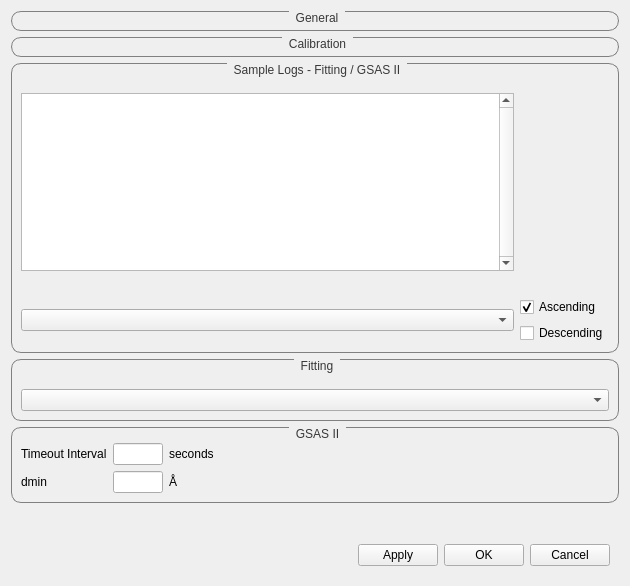
The window that qt/python/mantidqtinterfaces/mantidqtinterfaces/Engineering/gui/engineering_diffraction/settings/settings_widget.ui (mantidproject/mantid) describes before a commit, drawn with Qt 5.
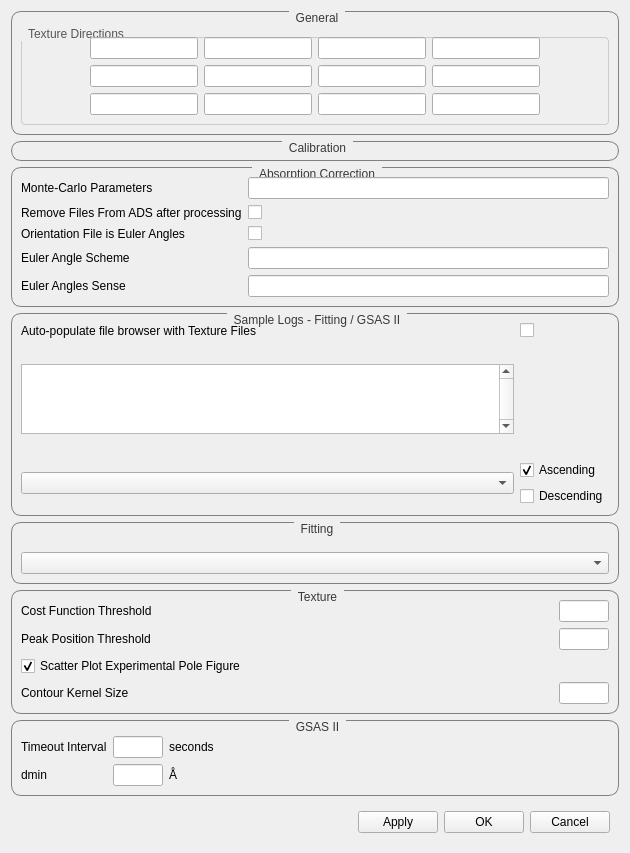
The same window after the commit. Custom widgets are drawn as their Qt base class.

Commit message:
Texture analysis GUI (#39922)
Adds the UI for doing texture analysis, primarily additional tabs in the
Engineering Diffraction Interface. Also provide documentation and tool
tips on using the new tabs

Part of ISPF project

```diff
--- a/qt/python/mantidqtinterfaces/mantidqtinterfaces/Engineering/gui/engineering_diffraction/settings/settings_widget.ui
+++ b/qt/python/mantidqtinterfaces/mantidqtinterfaces/Engineering/gui/engineering_diffraction/settings/settings_widget.ui
@@ -33,10 +33,253 @@
      <property name="title">
       <string>General</string>
      </property>
-     <layout class="QGridLayout" name="gridLayout">
-      <item row="0" column="0">
+     <layout class="QVBoxLayout" name="generalVBox">
+      <item>
        <widget class="FileFinderWidget" name="finder_save" native="true"/>
       </item>
+      <item>
+    <widget class="QGroupBox" name="groupBox_textureVectors">
+     <property name="title">
+      <string>Texture Directions</string>
+     </property>
+ <property name="styleSheet">
+  <string notr="true">
+   QGroupBox {
+    border: 1px solid #ccc;
+    border-radius: 4px;
+    margin-top: 10px;
+   }
+   QGroupBox::title {
+    subcontrol-origin: margin;
+    subcontrol-position: top left;
+    padding: 0 5px;
+    font-weight: normal;
+    color: #555;
+   }
+  </string>
+ </property>
+     <layout class="QGridLayout">
+      <item row="0" column="0">
+   <spacer name="spacer_left">
+    <property name="orientation">
+     <enum>Qt::Horizontal</enum>
+    </property>
+    <property name="sizeHint" stdset="0">
+     <size>
+      <width>40</width>
+      <height>20</height>
+     </size>
+    </property>
+   </spacer>
+  </item>
+         <item row="0" column="1">
+       <widget class="QLineEdit" name="lineedit_RD">
+               <property name="text">
+           <string/>
+          </property>
+        <property name="maximumWidth">
+      <number>30</number>
+    </property>
+    <property name="sizePolicy">
+      <sizepolicy hsizetype="Fixed" vsizetype="Preferred">
+        <horstretch>0</horstretch>
+        <verstretch>0</verstretch>
+      </sizepolicy>
+    </property>
+         </widget>
+      </item>
+      <item row="0" column="2">
+       <widget class="QLineEdit" name="lineedit_RD0">
+               <property name="text">
+           <string/>
+          </property>
+        <property name="maximumWidth">
+      <number>30</number>
+    </property>
+    <property name="sizePolicy">
+      <sizepolicy hsizetype="Fixed" vsizetype="Preferred">
+        <horstretch>0</horstretch>
+        <verstretch>0</verstretch>
+      </sizepolicy>
+    </property>
+         </widget>
+      </item>
+      <item row="0" column="3">
+       <widget class="QLineEdit" name="lineedit_RD1">
+               <property name="text">
+           <string/>
+          </property>
+        <property name="maximumWidth">
+      <number>30</number>
+    </property>
+    <property name="sizePolicy">
+      <sizepolicy hsizetype="Fixed" vsizetype="Preferred">
+        <horstretch>0</horstretch>
+        <verstretch>0</verstretch>
+      </sizepolicy>
+    </property>
+         </widget>
+      </item>
+      <item row="0" column="4">
+       <widget class="QLineEdit" name="lineedit_RD2">
+               <property name="text">
+           <string/>
+          </property>
+        <property name="maximumWidth">
+      <number>30</number>
+    </property>
+    <property name="sizePolicy">
+      <sizepolicy hsizetype="Fixed" vsizetype="Preferred">
+        <horstretch>0</horstretch>
+        <verstretch>0</verstretch>
+      </sizepolicy>
+    </property>
+         </widget>
+      </item>
+         <item row="1" column="1">
+       <widget class="QLineEdit" name="lineedit_ND">
+               <property name="text">
+           <string/>
+          </property>
+        <property name="maximumWidth">
+      <number>30</number>
+    </property>
+    <property name="sizePolicy">
+      <sizepolicy hsizetype="Fixed" vsizetype="Preferred">
+        <horstretch>0</horstretch>
+        <verstretch>0</verstretch>
+      </sizepolicy>
+    </property>
+         </widget>
+      </item>
+      <item row="1" column="2">
+       <widget class="QLineEdit" name="lineedit_ND0">
+               <property name="text">
+           <string/>
+          </property>
+        <property name="maximumWidth">
+      <number>30</number>
+    </property>
+    <property name="sizePolicy">
+      <sizepolicy hsizetype="Fixed" vsizetype="Preferred">
+        <horstretch>0</horstretch>
+        <verstretch>0</verstretch>
+      </sizepolicy>
+    </property>
+         </widget>
+      </item>
+      <item row="1" column="3">
+       <widget class="QLineEdit" name="lineedit_ND1">
+               <property name="text">
+           <string/>
+          </property>
+        <property name="maximumWidth">
+      <number>30</number>
+    </property>
+    <property name="sizePolicy">
+      <sizepolicy hsizetype="Fixed" vsizetype="Preferred">
+        <horstretch>0</horstretch>
+        <verstretch>0</verstretch>
+      </sizepolicy>
+    </property>
+         </widget>
+      </item>
+      <item row="1" column="4">
+       <widget class="QLineEdit" name="lineedit_ND2">
+               <property name="text">
+           <string/>
+          </property>
+        <property name="maximumWidth">
+      <number>30</number>
+    </property>
+    <property name="sizePolicy">
+      <sizepolicy hsizetype="Fixed" vsizetype="Preferred">
+        <horstretch>0</horstretch>
+        <verstretch>0</verstretch>
+      </sizepolicy>
+    </property>
+         </widget>
+      </item>
+      <item row="2" column="1">
+       <widget class="QLineEdit" name="lineedit_TD">
+               <property name="text">
+           <string/>
+          </property>
+        <property name="maximumWidth">
+      <number>30</number>
+    </property>
+    <property name="sizePolicy">
+      <sizepolicy hsizetype="Fixed" vsizetype="Preferred">
+        <horstretch>0</horstretch>
+        <verstretch>0</verstretch>
+      </sizepolicy>
+    </property>
+         </widget>
+      </item>
+      <item row="2" column="2">
+       <widget class="QLineEdit" name="lineedit_TD0">
+               <property name="text">
+           <string/>
+          </property>
+        <property name="maximumWidth">
+      <number>30</number>
+    </property>
+    <property name="sizePolicy">
+      <sizepolicy hsizetype="Fixed" vsizetype="Preferred">
+        <horstretch>0</horstretch>
+        <verstretch>0</verstretch>
+      </sizepolicy>
+    </property>
+         </widget>
+      </item>
+      <item row="2" column="3">
+       <widget class="QLineEdit" name="lineedit_TD1">
+               <property name="text">
+           <string/>
+          </property>
+        <property name="maximumWidth">
+      <number>30</number>
+    </property>
+    <property name="sizePolicy">
+      <sizepolicy hsizetype="Fixed" vsizetype="Preferred">
+        <horstretch>0</horstretch>
+        <verstretch>0</verstretch>
+      </sizepolicy>
+    </property>
+         </widget>
+      </item>
+      <item row="2" column="4">
+       <widget class="QLineEdit" name="lineedit_TD2">
+               <property name="text">
+           <string/>
+          </property>
+        <property name="maximumWidth">
+      <number>30</number>
+    </property>
+    <property name="sizePolicy">
+      <sizepolicy hsizetype="Fixed" vsizetype="Preferred">
+        <horstretch>0</horstretch>
+        <verstretch>0</verstretch>
+      </sizepolicy>
+    </property>
+         </widget>
+      </item>
+      <item row="2" column="5">
+   <spacer name="spacer_left">
+    <property name="orientation">
+     <enum>Qt::Horizontal</enum>
+    </property>
+    <property name="sizeHint" stdset="0">
+     <size>
+      <width>40</width>
+      <height>20</height>
+     </size>
+    </property>
+   </spacer>
+  </item>
+     </layout>
+    </widget>
+   </item>
      </layout>
     </widget>
    </item>
@@ -52,29 +295,118 @@
      </layout>
     </widget>
    </item>
+   <item>
+    <widget class="QGroupBox" name="group_calib">
+     <property name="title">
+      <string>Absorption Correction</string>
+     </property>
+     <layout class="QGridLayout" name="gridLayout_2">
+      <item row="1" column="2">
+         <widget class="QLineEdit" name="monte_carlo_lineedit">
+          <property name="text">
+           <string/>
+          </property>
+         </widget>
+        </item>
+        <item row="1" column="1">
+         <widget class="QLabel" name="label_10">
+          <property name="text">
+           <string>Monte-Carlo Parameters</string>
+          </property>
+         </widget>
+        </item>
+      <item row="2" column="2">
+         <widget class="QCheckBox" name="abs_corr_checkBox">
+          <property name="text">
+           <string/>
+          </property>
+         </widget>
+        </item>
+        <item row="2" column="1">
+         <widget class="QLabel" name="label_10">
+          <property name="text">
+           <string>Remove Files From ADS after processing</string>
+          </property>
+         </widget>
+        </item>
+         <item row="3" column="2">
+         <widget class="QCheckBox" name="eulerAngles_checkBox">
+          <property name="text">
+           <string/>
+          </property>
+         </widget>
+        </item>
+        <item row="3" column="1">
+         <widget class="QLabel" name="label_10">
+          <property name="text">
+           <string>Orientation File is Euler Angles</string>
+          </property>
+         </widget>
+        </item>
+         <item row="4" column="2">
+         <widget class="QLineEdit" name="eulerAngles_lineedit">
+          <property name="text">
+           <string/>
+          </property>
+         </widget>
+        </item>
+        <item row="4" column="1">
+         <widget class="QLabel" name="label_10">
+          <property name="text">
+           <string>Euler Angle Scheme</string>
+          </property>
+         </widget>
+        </item>
+         <item row="5" column="2">
+         <widget class="QLineEdit" name="eulerAnglesSense_lineedit">
+          <property name="text">
+           <string/>
+          </property>
+         </widget>
+        </item>
+        <item row="5" column="1">
+         <widget class="QLabel" name="label_10">
+          <property name="text">
+           <string>Euler Angles Sense</string>
+          </property>
+         </widget>
+        </item>
+     </layout>
+    </widget>
+   </item>
    <item>
     <widget class="QGroupBox" name="fitting">
      <property name="title">
       <string>Sample Logs - Fitting / GSAS II</string>
      </property>
      <layout class="QGridLayout" name="gridLayout_3">
-      <item row="0" column="0">
+         <item row="0" column="0">
+         <widget class="QLabel" name="label_10">
+          <property name="text">
+           <string>Auto-populate file browser with Texture Files</string>
+          </property>
+         </widget>
+      </item>
+      <item row="0" column="1">
+       <widget class="QCheckBox" name="textureAutoPopulate"/>
+      </item>
+      <item row="1" column="0">
        <widget class="QLabel" name="log_list_label"/>
       </item>
-      <item row="1" column="0">
+      <item row="2" column="0">
        <widget class="QListWidget" name="log_list">
         <property name="verticalScrollBarPolicy">
          <enum>Qt::ScrollBarAlwaysOn</enum>
         </property>
        </widget>
       </item>
-      <item row="2" column="0">
-       <widget class="QLabel" name="primary_log_label"/>
-      </item>
       <item row="3" column="0">
+       <widget class="QLabel" name="primary_log_label"/>
+      </item>
+      <item row="4" column="0">
        <widget class="QComboBox" name="primary_log"/>
       </item>
-      <item row="3" column="1">
+      <item row="4" column="1">
        <layout class="QVBoxLayout" name="SeqFitOrder_layout">
         <item>
          <widget class="QCheckBox" name="check_ascending">
@@ -128,6 +460,103 @@
      </layout>
     </widget>
    </item>
+   <item>
+    <widget class="QGroupBox" name="group_calib">
+     <property name="title">
+      <string>Texture</string>
+     </property>
+     <layout class="QGridLayout" name="gridLayout_2">
+      <item row="0" column="0">
+         <widget class="QLabel" name="label_10">
+          <property name="text">
+           <string>Cost Function Threshold</string>
+          </property>
+         </widget>
+        </item>
+      <item row="0" column="1">
+         <widget class="QLineEdit" name="cost_func_thresh_lineedit">
+          <property name="sizePolicy">
+           <sizepolicy hsizetype="Fixed" vsizetype="Fixed">
+            <horstretch>0</horstretch>
+            <verstretch>0</verstretch>
+           </sizepolicy>
+          </property>
+          <property name="maximumSize">
+           <size>
+            <width>50</width>
+            <height>16777215</height>
+           </size>
+          </property>
+          <property name="text">
+           <string/>
+          </property>
+         </widget>
+        </item>
+      <item row="1" column="0">
+         <widget class="QLabel" name="label_10">
+          <property name="text">
+           <string>Peak Position Threshold</string>
+          </property>
+         </widget>
+        </item>
+      <item row="1" column="1">
+         <widget class="QLineEdit" name="peak_pos_thresh_lineedit">
+          <property name="sizePolicy">
+           <sizepolicy hsizetype="Fixed" vsizetype="Fixed">
+            <horstretch>0</horstretch>
+            <verstretch>0</verstretch>
+           </sizepolicy>
+          </property>
+          <property name="maximumSize">
+           <size>
+            <width>50</width>
+            <height>16777215</height>
+           </size>
+          </property>
+          <property name="text">
+           <string/>
+          </property>
+         </widget>
+        </item>
+          <item row="2" column="0">
+         <widget class="QCheckBox" name="expPF_checkBox">
+          <property name="text">
+           <string>Scatter Plot Experimental Pole Figure</string>
+          </property>
+          <property name="checked">
+           <bool>true</bool>
+          </property>
+         </widget>
+        </item>
+         <item row="3" column="0">
+         <widget class="QLabel" name="label_10">
+          <property name="text">
+           <string>Contour Kernel Size</string>
+          </property>
+         </widget>
+        </item>
+      <item row="3" column="1">
+         <widget class="QLineEdit" name="contourKernel_lineedit">
+          <property name="sizePolicy">
+           <sizepolicy hsizetype="Fixed" vsizetype="Fixed">
+            <horstretch>0</horstretch>
+            <verstretch>0</verstretch>
+           </sizepolicy>
+          </property>
+          <property name="maximumSize">
+           <size>
+            <width>50</width>
+            <height>16777215</height>
+           </size>
+          </property>
+          <property name="text">
+           <string/>
+          </property>
+         </widget>
+        </item>
+     </layout>
+    </widget>
+   </item>
    <item>
     <widget class="QGroupBox" name="group_gsas2">
      <property name="title">
```
The commit also changes 98 other files.
